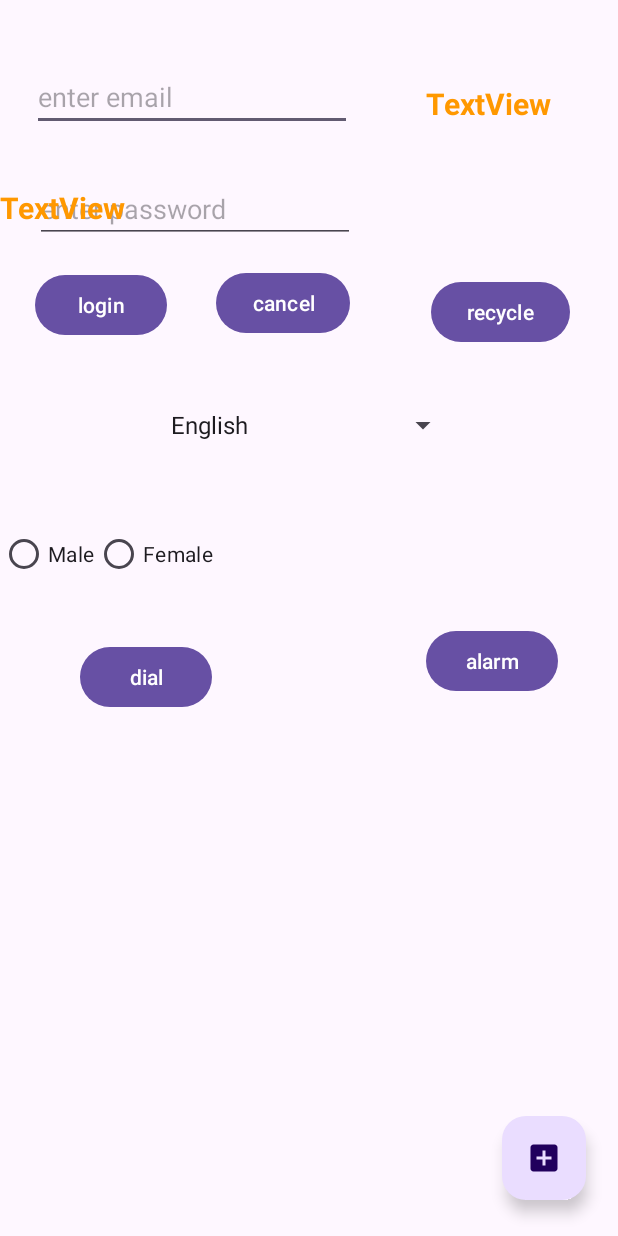
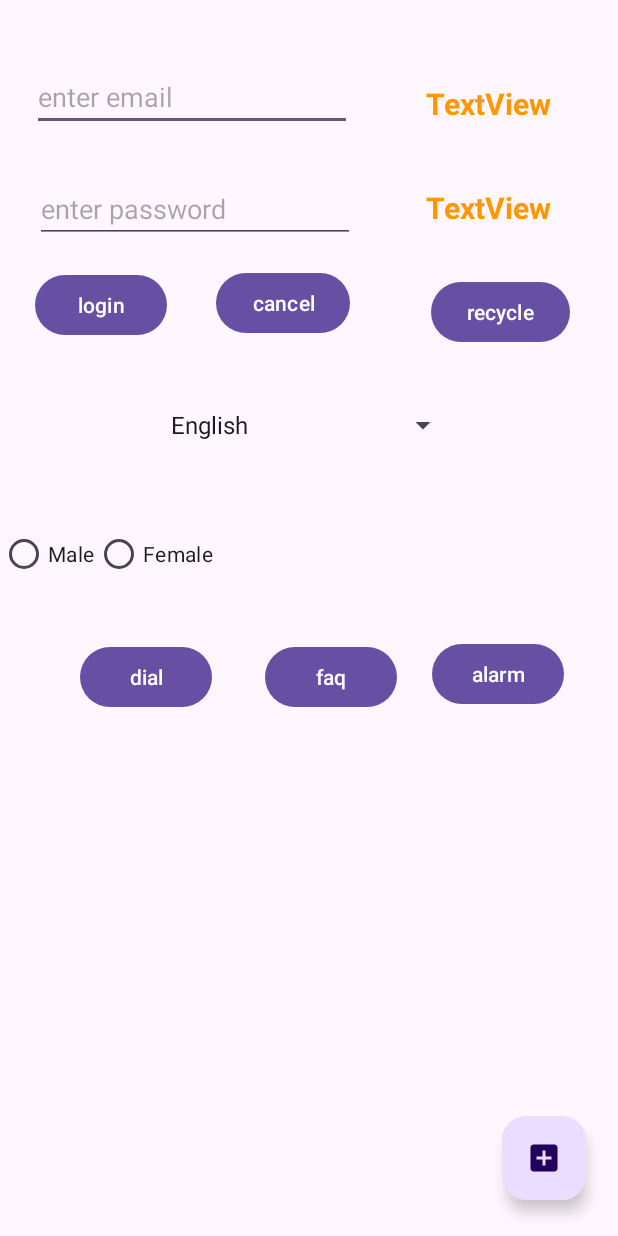
Before and after one commit to abdultanveer/amdocsapp, an Android app: the screen it shows after launch (MainActivity), on a phone screen of 412 x 824 dp. Run offline under Robolectric (Android 15) with nearby library versions, the phone set to English and light mode, and no system bars.

```diff
--- a/app/src/main/res/layout/activity_main.xml
+++ b/app/src/main/res/layout/activity_main.xml
@@ -122,8 +122,8 @@
         android:layout_height="wrap_content"
         android:text="TextView"
         app:layout_constraintBaseline_toBaselineOf="@+id/etPassword"
-        app:layout_constraintEnd_toEndOf="@+id/textView"
-        app:layout_constraintStart_toStartOf="@+id/textView" />
+        app:layout_constraintEnd_toEndOf="@+id/tvResult"
+        app:layout_constraintStart_toStartOf="@+id/tvResult" />
 
     <Button
         android:id="@+id/btnR"
@@ -149,9 +149,18 @@
         android:id="@+id/btnAlarm"
         android:layout_width="wrap_content"
         android:layout_height="wrap_content"
-        android:layout_marginTop="23dp"
-        android:layout_marginEnd="40dp"
+        android:layout_marginTop="32dp"
+        android:layout_marginEnd="36dp"
         android:text="alarm"
         app:layout_constraintEnd_toEndOf="parent"
         app:layout_constraintTop_toBottomOf="@+id/radioGroup" />
+
+    <Button
+        android:id="@+id/btnFaq"
+        android:layout_width="wrap_content"
+        android:layout_height="wrap_content"
+        android:layout_marginEnd="23dp"
+        android:text="faq"
+        app:layout_constraintBaseline_toBaselineOf="@+id/btnDial"
+        app:layout_constraintEnd_toStartOf="@+id/btnAlarm" />
 </androidx.constraintlayout.widget.ConstraintLayout>
```
Also changed, not shown: app/src/main/java/com/example/amdocsapp/MainActivity.kt (+18 -5 lines).
